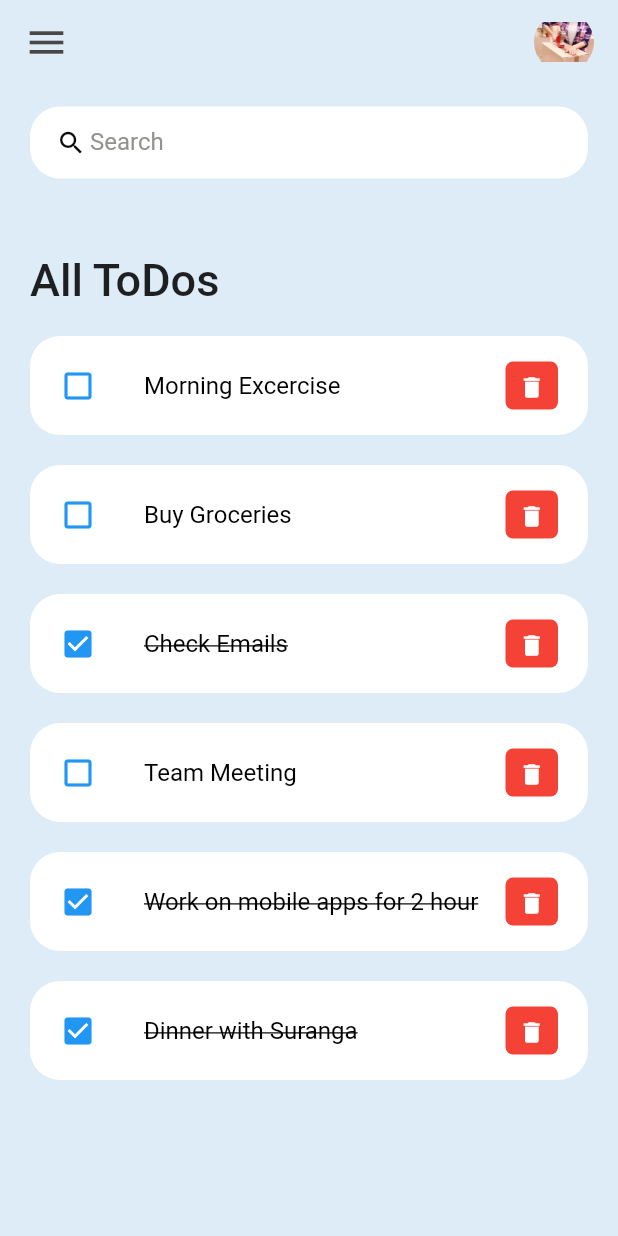
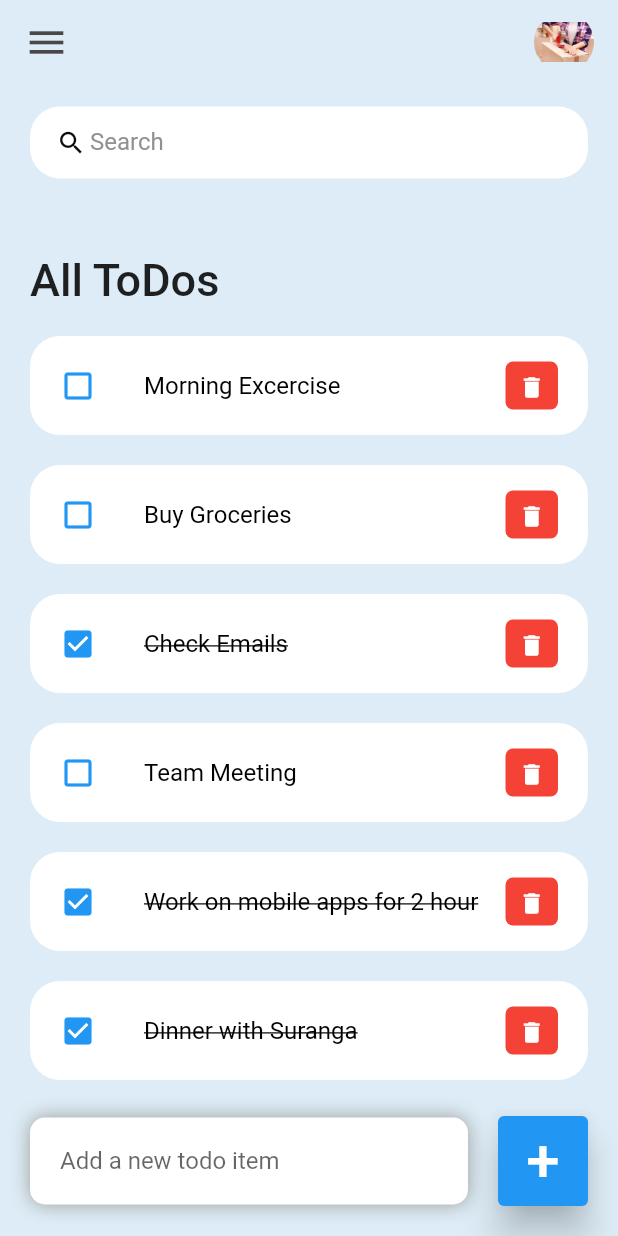
Before and after one commit to pacmadhushan/ToDo_app-Flutter-, a Flutter app: the screen it shows after launch, on a phone screen of 412 x 824 dp. Run offline on Flutter 3.47's test engine with Material 2 defaults, Android fonts, the phone set to English and light mode, and no system bars.

Commit message:
add bar set

```diff
--- a/lib/screens/home.dart
+++ b/lib/screens/home.dart
@@ -16,7 +16,9 @@ class Home extends StatelessWidget {
       backgroundColor: Color(0xFFDDECF6),
       appBar: _buildAppBar(),
       // ignore: avoid_unnecessary_containers
-      body: Container(
+      body: Stack(
+        children: [
+          Container(
             padding: const EdgeInsets.symmetric(horizontal: 20, vertical: 15),
             child: Column(children: [
               searchBox(),
@@ -30,7 +32,8 @@ class Home extends StatelessWidget {
                       ),
                       child: const Text(
                         'All ToDos',
-                    style: TextStyle(fontSize: 30, fontWeight: FontWeight.w500),
+                        style: TextStyle(
+                            fontSize: 30, fontWeight: FontWeight.w500),
                       ),
                     ),
                     for (ToDo toDoo in todosList)
@@ -41,6 +44,66 @@ class Home extends StatelessWidget {
                 ),
               )
             ]),
+          ),
+          Align(
+            alignment: Alignment.bottomCenter,
+            child: Row(
+              children: [
+                Expanded(
+                  child: Container(
+                    margin: const EdgeInsets.only(
+                      bottom: 20,
+                      right: 20,
+                      left: 20,
+                    ),
+                    padding:
+                        const EdgeInsets.symmetric(horizontal: 20, vertical: 5),
+                    decoration: BoxDecoration(
+                      color: Colors.white,
+                      // ignore: prefer_const_literals_to_create_immutables
+                      boxShadow: [
+                        const BoxShadow(
+                          color: Colors.grey,
+                          offset: Offset(0.0, 0.0),
+                          blurRadius: 10.0,
+                          spreadRadius: 0.0,
+                        ),
+                      ],
+                      borderRadius: BorderRadius.circular(10),
+                    ),
+                    child: const TextField(
+                      decoration: InputDecoration(
+                          hintText: 'Add a new todo item',
+                          border: InputBorder.none),
+                    ),
+                  ),
+                ),
+                // ignore: prefer_const_constructors
+                Container(
+                  margin: const EdgeInsets.only(
+                    bottom: 20,
+                    right: 20,
+                  ),
+                  child: ElevatedButton(
+                    // ignore: sort_child_properties_last
+                    child: const Text(
+                      '+',
+                      style: TextStyle(
+                        fontSize: 40,
+                      ),
+                    ),
+                    onPressed: () {},
+                    style: ElevatedButton.styleFrom(
+                      backgroundColor: Colors.blue,
+                      minimumSize: const Size(60, 60),
+                      elevation: 10,
+                    ),
+                  ),
+                )
+              ],
+            ),
+          )
+        ],
       ),
     );
   }
```
Lines whose indentation alone changed are shown as unchanged.
